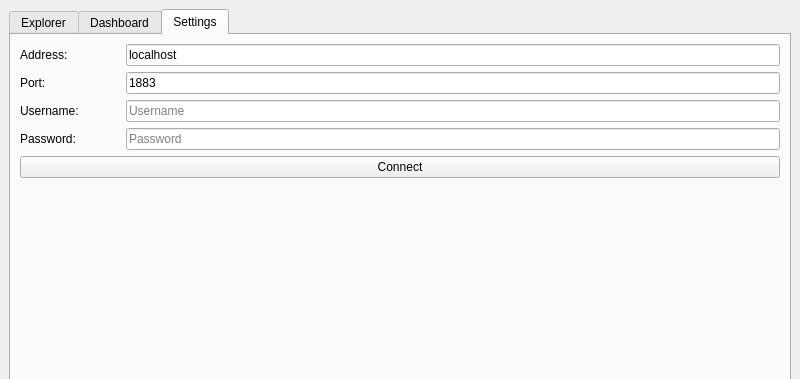
petak5/ICP, file mainwindow.ui: the form before one commit; both pictures show x 0 to 800 and y 0 to 379 of the 800 by 745 pixel window.
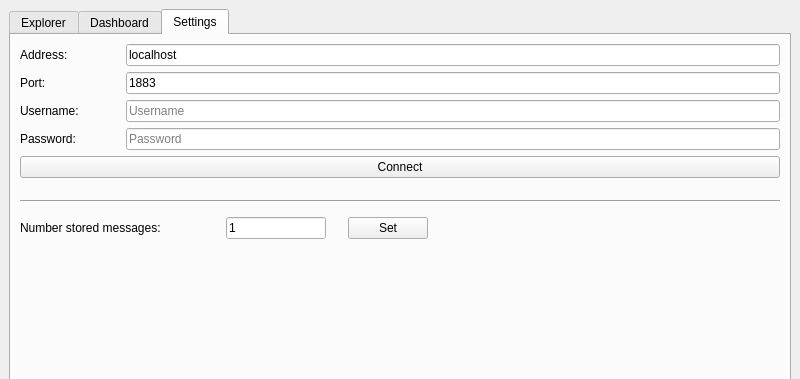
The form after the commit. The open tabs and pages were chosen to show the change.

Commit message: Limit history of messages with parameter

```diff
--- a/mainwindow.ui
+++ b/mainwindow.ui
@@ -434,16 +434,127 @@
             <property name="orientation">
              <enum>Qt::Vertical</enum>
             </property>
+            <property name="sizeType">
+             <enum>QSizePolicy::Fixed</enum>
+            </property>
             <property name="sizeHint" stdset="0">
              <size>
               <width>20</width>
-              <height>40</height>
+              <height>16</height>
              </size>
             </property>
            </spacer>
           </item>
+          <item>
+           <widget class="Line" name="line">
+            <property name="orientation">
+             <enum>Qt::Horizontal</enum>
+            </property>
+           </widget>
+          </item>
+          <item>
+           <spacer name="verticalSpacer_8">
+            <property name="orientation">
+             <enum>Qt::Vertical</enum>
+            </property>
+            <property name="sizeType">
+             <enum>QSizePolicy::Fixed</enum>
+            </property>
+            <property name="sizeHint" stdset="0">
+             <size>
+              <width>20</width>
+              <height>8</height>
+             </size>
+            </property>
+           </spacer>
+          </item>
+          <item>
+           <layout class="QHBoxLayout" name="horizontalLayout_5">
+            <item>
+             <widget class="QLabel" name="numberOfMessagesLabel">
+              <property name="minimumSize">
+               <size>
+                <width>200</width>
+                <height>0</height>
+               </size>
+              </property>
+              <property name="text">
+               <string>Number stored messages:</string>
+              </property>
+             </widget>
+            </item>
+            <item>
+             <widget class="QLineEdit" name="numberOfMessagesTextField">
+              <property name="minimumSize">
+               <size>
+                <width>50</width>
+                <height>0</height>
+               </size>
+              </property>
+              <property name="maximumSize">
+               <size>
+                <width>100</width>
+                <height>16777215</height>
+               </size>
+              </property>
+              <property name="text">
+               <string>1</string>
+              </property>
+             </widget>
+            </item>
+            <item>
+             <spacer name="horizontalSpacer_3">
+              <property name="orientation">
+               <enum>Qt::Horizontal</enum>
+              </property>
+              <property name="sizeType">
+               <enum>QSizePolicy::Maximum</enum>
+              </property>
+              <property name="sizeHint" stdset="0">
+               <size>
+                <width>16</width>
+                <height>20</height>
+               </size>
+              </property>
+             </spacer>
+            </item>
+            <item>
+             <widget class="QPushButton" name="numberOfMessagesSetButton">
+              <property name="text">
+               <string>Set</string>
+              </property>
+             </widget>
+            </item>
+            <item>
+             <spacer name="horizontalSpacer_4">
+              <property name="orientation">
+               <enum>Qt::Horizontal</enum>
+              </property>
+              <property name="sizeHint" stdset="0">
+               <size>
+                <width>40</width>
+                <height>20</height>
+               </size>
+              </property>
+             </spacer>
+            </item>
+           </layout>
+          </item>
          </layout>
         </item>
+        <item>
+         <spacer name="verticalSpacer_9">
+          <property name="orientation">
+           <enum>Qt::Vertical</enum>
+          </property>
+          <property name="sizeHint" stdset="0">
+           <size>
+            <width>20</width>
+            <height>40</height>
+           </size>
+          </property>
+         </spacer>
+        </item>
        </layout>
       </widget>
      </widget>
```
Left out of the diff: 4 changed lines with no effect on the pictures. The commit also changes 2 other files.
